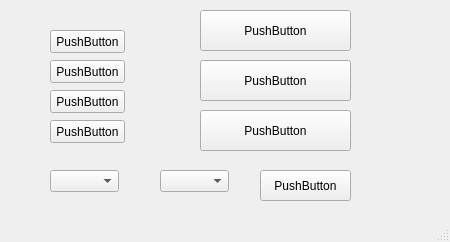
Krasherr/Graphs, file mainwindow.ui: the form before one commit.
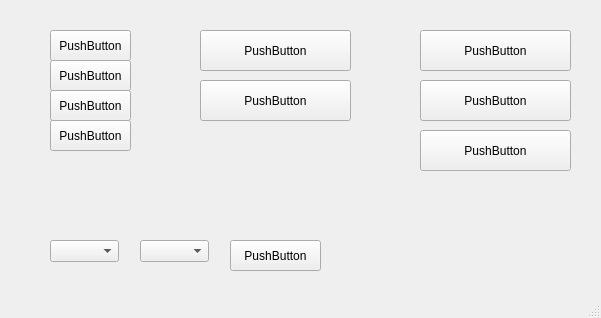
The form after the commit.

Commit message: Dodanie algorytmu klasycznego MIS, zmiany UI

The edit to the form file:
```diff
--- a/mainwindow.ui
+++ b/mainwindow.ui
@@ -6,8 +6,8 @@
    <rect>
     <x>0</x>
     <y>0</y>
-    <width>450</width>
-    <height>242</height>
+    <width>601</width>
+    <height>318</height>
    </rect>
   </property>
   <property name="windowTitle">
@@ -19,8 +19,8 @@
      <rect>
       <x>50</x>
       <y>30</y>
-      <width>75</width>
-      <height>23</height>
+      <width>81</width>
+      <height>31</height>
      </rect>
     </property>
     <property name="text">
@@ -32,8 +32,8 @@
      <rect>
       <x>50</x>
       <y>60</y>
-      <width>75</width>
-      <height>23</height>
+      <width>81</width>
+      <height>31</height>
      </rect>
     </property>
     <property name="text">
@@ -45,8 +45,8 @@
      <rect>
       <x>50</x>
       <y>90</y>
-      <width>75</width>
-      <height>23</height>
+      <width>81</width>
+      <height>31</height>
      </rect>
     </property>
     <property name="text">
@@ -57,7 +57,7 @@
     <property name="geometry">
      <rect>
       <x>200</x>
-      <y>10</y>
+      <y>30</y>
       <width>151</width>
       <height>41</height>
      </rect>
@@ -69,8 +69,8 @@
    <widget class="QPushButton" name="pushButton_5">
     <property name="geometry">
      <rect>
-      <x>200</x>
-      <y>60</y>
+      <x>420</x>
+      <y>30</y>
       <width>151</width>
       <height>41</height>
      </rect>
@@ -82,8 +82,8 @@
    <widget class="QPushButton" name="pushButton_6">
     <property name="geometry">
      <rect>
-      <x>200</x>
-      <y>110</y>
+      <x>420</x>
+      <y>130</y>
       <width>151</width>
       <height>41</height>
      </rect>
@@ -96,7 +96,7 @@
     <property name="geometry">
      <rect>
       <x>50</x>
-      <y>170</y>
+      <y>240</y>
       <width>69</width>
       <height>22</height>
      </rect>
@@ -105,8 +105,8 @@
    <widget class="QComboBox" name="comboBox_2">
     <property name="geometry">
      <rect>
-      <x>160</x>
-      <y>170</y>
+      <x>140</x>
+      <y>240</y>
       <width>69</width>
       <height>22</height>
      </rect>
@@ -117,8 +117,8 @@
      <rect>
       <x>50</x>
       <y>120</y>
-      <width>75</width>
-      <height>23</height>
+      <width>81</width>
+      <height>31</height>
      </rect>
     </property>
     <property name="text">
@@ -128,8 +128,8 @@
    <widget class="QPushButton" name="pushButton_8">
     <property name="geometry">
      <rect>
-      <x>260</x>
-      <y>170</y>
+      <x>230</x>
+      <y>240</y>
       <width>91</width>
       <height>31</height>
      </rect>
@@ -138,6 +138,32 @@
      <string>PushButton</string>
     </property>
    </widget>
+   <widget class="QPushButton" name="pushButton_9">
+    <property name="geometry">
+     <rect>
+      <x>200</x>
+      <y>80</y>
+      <width>151</width>
+      <height>41</height>
+     </rect>
+    </property>
+    <property name="text">
+     <string>PushButton</string>
+    </property>
+   </widget>
+   <widget class="QPushButton" name="pushButton_10">
+    <property name="geometry">
+     <rect>
+      <x>420</x>
+      <y>80</y>
+      <width>151</width>
+      <height>41</height>
+     </rect>
+    </property>
+    <property name="text">
+     <string>PushButton</string>
+    </property>
+   </widget>
   </widget>
   <widget class="QMenuBar" name="menuBar">
    <property name="geometry">
```
Left out of the diff: 2 changed lines with no effect on the pictures. The commit also changes 5 other files.
